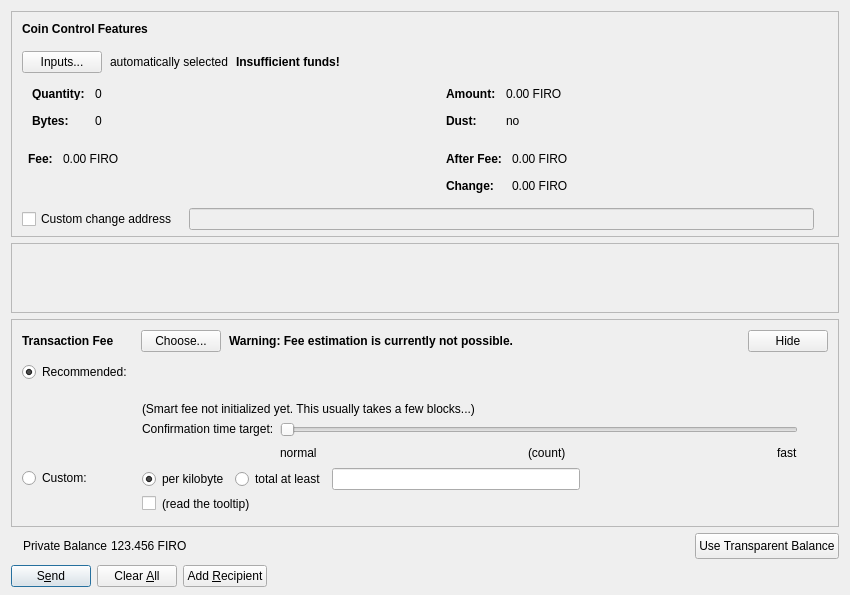
Old version of the form src/qt/forms/sendcoinsdialog.ui in the repository firoorg/firo.
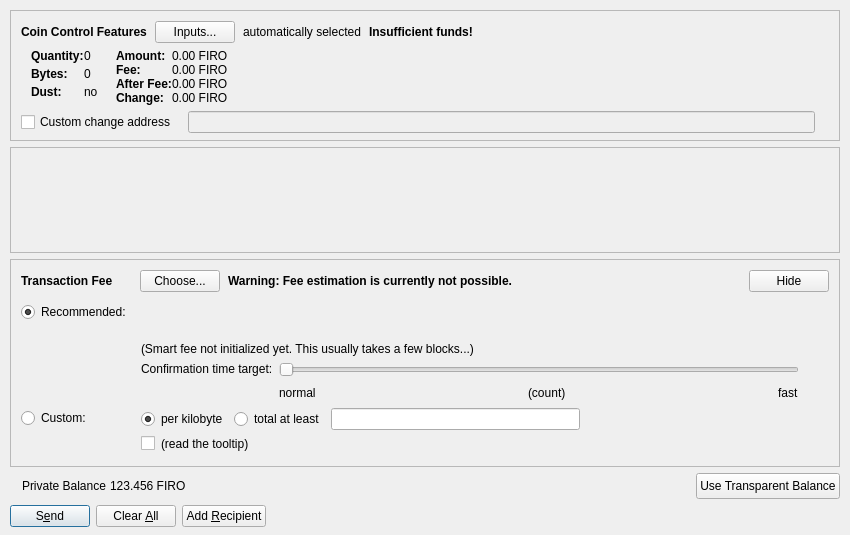
New version of the form. Custom widgets are drawn as their Qt base class.

Commit message: Qt: Fix themed address dropdown and reduce form scrolling (#1962)

Diff of the .ui file:
```diff
--- a/src/qt/forms/sendcoinsdialog.ui
+++ b/src/qt/forms/sendcoinsdialog.ui
@@ -14,6 +14,18 @@
    <string>Send Coins</string>
   </property>
   <layout class="QVBoxLayout" name="verticalLayout" stretch="0,1,0,0">
+   <property name="spacing">
+    <number>6</number>
+   </property>
+   <property name="leftMargin">
+    <number>10</number>
+   </property>
+   <property name="topMargin">
+    <number>10</number>
+   </property>
+   <property name="rightMargin">
+    <number>10</number>
+   </property>
    <property name="bottomMargin">
     <number>8</number>
    </property>
@@ -54,7 +66,7 @@
        <number>6</number>
       </property>
       <item>
-       <layout class="QVBoxLayout" name="verticalLayoutCoinControl" stretch="0,0,0,0,1">
+       <layout class="QVBoxLayout" name="verticalLayoutCoinControl" stretch="0,0,0,1">
         <property name="spacing">
          <number>0</number>
         </property>
@@ -65,9 +77,12 @@
          <number>10</number>
         </property>
         <item>
-         <layout class="QHBoxLayout" name="horizontalLayoutCoinControl1">
+         <layout class="QHBoxLayout" name="horizontalLayoutCoinControl2" stretch="0,0,0,0,1">
+          <property name="spacing">
+           <number>8</number>
+          </property>
           <property name="bottomMargin">
-           <number>15</number>
+           <number>6</number>
           </property>
           <item>
            <widget class="QLabel" name="labelCoinControlFeatures">
@@ -91,16 +106,6 @@
             </property>
            </widget>
           </item>
-         </layout>
-        </item>
-        <item>
-         <layout class="QHBoxLayout" name="horizontalLayoutCoinControl2" stretch="0,0,0,0">
-          <property name="spacing">
-           <number>8</number>
-          </property>
-          <property name="bottomMargin">
-           <number>10</number>
-          </property>
           <item>
            <widget class="QPushButton" name="pushButtonCoinControl">
             <property name="styleSheet">
@@ -186,32 +191,44 @@
             <number>0</number>
            </property>
            <item>
-            <layout class="QGridLayout" name="horizontalLayoutCoinControl3" columnstretch="1,1">
-             <property name="spacing">
-              <number>20</number>
+            <layout class="QFormLayout" name="horizontalLayoutCoinControl3">
+             <property name="fieldGrowthPolicy">
+              <enum>QFormLayout::AllNonFixedFieldsGrow</enum>
+             </property>
+             <property name="rowWrapPolicy">
+              <enum>QFormLayout::WrapLongRows</enum>
+             </property>
+             <property name="horizontalSpacing">
+              <number>0</number>
+             </property>
+             <property name="verticalSpacing">
+              <number>6</number>
              </property>
              <property name="topMargin">
               <number>0</number>
              </property>
              <property name="bottomMargin">
-              <number>10</number>
+              <number>6</number>
              </property>
              <item row="0" column="0">
               <layout class="QFormLayout" name="formLayoutCoinControl1">
+               <property name="rowWrapPolicy">
+                <enum>QFormLayout::WrapLongRows</enum>
+               </property>
                <property name="horizontalSpacing">
-                <number>10</number>
+                <number>0</number>
                </property>
                <property name="verticalSpacing">
-                <number>14</number>
+                <number>4</number>
                </property>
                <property name="leftMargin">
                 <number>10</number>
                </property>
                <property name="topMargin">
-                <number>4</number>
+                <number>0</number>
                </property>
                <property name="rightMargin">
-                <number>6</number>
+                <number>12</number>
                </property>
                <item row="0" column="0">
                 <widget class="QLabel" name="labelCoinControlQuantityText">
@@ -277,21 +294,53 @@
                  </property>
                 </widget>
                </item>
+               <item row="2" column="0">
+                <widget class="QLabel" name="labelCoinControlLowOutputText">
+                 <property name="font">
+                  <font>
+                   <weight>75</weight>
+                   <bold>true</bold>
+                  </font>
+                 </property>
+                 <property name="text">
+                  <string>Dust:</string>
+                 </property>
+                </widget>
+               </item>
+               <item row="2" column="1">
+                <widget class="QLabel" name="labelCoinControlLowOutput">
+                 <property name="cursor">
+                  <cursorShape>IBeamCursor</cursorShape>
+                 </property>
+                 <property name="contextMenuPolicy">
+                  <enum>Qt::ActionsContextMenu</enum>
+                 </property>
+                 <property name="text">
+                  <string notr="true">no</string>
+                 </property>
+                 <property name="textInteractionFlags">
+                  <set>Qt::LinksAccessibleByMouse|Qt::TextSelectableByKeyboard|Qt::TextSelectableByMouse</set>
+                 </property>
+                </widget>
+               </item>
               </layout>
              </item>
              <item row="0" column="1">
               <layout class="QFormLayout" name="formLayoutCoinControl2">
+               <property name="rowWrapPolicy">
+                <enum>QFormLayout::WrapLongRows</enum>
+               </property>
                <property name="horizontalSpacing">
-                <number>10</number>
+                <number>0</number>
                </property>
                <property name="verticalSpacing">
-                <number>14</number>
+                <number>0</number>
                </property>
                <property name="leftMargin">
                 <number>6</number>
                </property>
                <property name="topMargin">
-                <number>4</number>
+                <number>0</number>
                </property>
                <property name="rightMargin">
                 <number>6</number>
@@ -329,54 +378,6 @@
                 </widget>
                </item>
                <item row="1" column="0">
-                <widget class="QLabel" name="labelCoinControlLowOutputText">
-                 <property name="font">
-                  <font>
-                   <weight>75</weight>
-                   <bold>true</bold>
-                  </font>
-                 </property>
-                 <property name="text">
-                  <string>Dust:</string>
-                 </property>
-                </widget>
-               </item>
-               <item row="1" column="1">
-                <widget class="QLabel" name="labelCoinControlLowOutput">
-                 <property name="cursor">
-                  <cursorShape>IBeamCursor</cursorShape>
-                 </property>
-                 <property name="contextMenuPolicy">
-                  <enum>Qt::ActionsContextMenu</enum>
-                 </property>
-                 <property name="text">
-                  <string notr="true">no</string>
-                 </property>
-                 <property name="textInteractionFlags">
-                  <set>Qt::LinksAccessibleByMouse|Qt::TextSelectableByKeyboard|Qt::TextSelectableByMouse</set>
-                 </property>
-                </widget>
-               </item>
-              </layout>
-             </item>
-             <item row="1" column="0">
-              <layout class="QFormLayout" name="formLayoutCoinControl3">
-               <property name="horizontalSpacing">
-                <number>10</number>
-               </property>
-               <property name="verticalSpacing">
-                <number>14</number>
-               </property>
-               <property name="leftMargin">
-                <number>6</number>
-               </property>
-               <property name="topMargin">
-                <number>4</number>
-               </property>
-               <property name="rightMargin">
-                <number>6</number>
-               </property>
-               <item row="0" column="0">
                 <widget class="QLabel" name="labelCoinControlFeeText">
                  <property name="font">
                   <font>
@@ -392,7 +393,7 @@
                  </property>
                 </widget>
                </item>
-               <item row="0" column="1">
+               <item row="1" column="1">
                 <widget class="QLabel" name="labelCoinControlFee">
                  <property name="cursor">
                   <cursorShape>IBeamCursor</cursorShape>
@@ -408,26 +409,7 @@
                  </property>
                 </widget>
                </item>
-              </layout>
-             </item>
-             <item row="1" column="1">
-              <layout class="QFormLayout" name="formLayoutCoinControl4">
-               <property name="horizontalSpacing">
-                <number>10</number>
-               </property>
-               <property name="verticalSpacing">
-                <number>14</number>
-               </property>
-               <property name="leftMargin">
-                <number>6</number>
-               </property>
-               <property name="topMargin">
-                <number>4</number>
-               </property>
-               <property name="rightMargin">
-                <number>6</number>
-               </property>
-               <item row="0" column="0">
+               <item row="2" column="0">
                 <widget class="QLabel" name="labelCoinControlAfterFeeText">
                  <property name="font">
                   <font>
@@ -443,7 +425,7 @@
                  </property>
                 </widget>
                </item>
-               <item row="0" column="1">
+               <item row="2" column="1">
                 <widget class="QLabel" name="labelCoinControlAfterFee">
                  <property name="cursor">
                   <cursorShape>IBeamCursor</cursorShape>
@@ -459,7 +441,7 @@
                  </property>
                 </widget>
                </item>
-               <item row="1" column="0">
+               <item row="3" column="0">
                 <widget class="QLabel" name="labelCoinControlChangeText">
                  <property name="font">
                   <font>
@@ -472,7 +454,7 @@
                  </property>
                 </widget>
                </item>
-               <item row="1" column="1">
+               <item row="3" column="1">
                 <widget class="QLabel" name="labelCoinControlChange">
                  <property name="cursor">
                   <cursorShape>IBeamCursor</cursorShape>
@@ -504,7 +486,7 @@
            <enum>QLayout::SetDefaultConstraint</enum>
           </property>
           <property name="topMargin">
-           <number>5</number>
+           <number>0</number>
           </property>
           <property name="rightMargin">
            <number>5</number>
@@ -589,6 +571,9 @@
        </rect>
       </property>
       <layout class="QVBoxLayout" name="verticalLayout_2" stretch="0,1">
+       <property name="spacing">
+        <number>6</number>
+       </property>
        <property name="leftMargin">
         <number>0</number>
        </property>
@@ -616,7 +601,7 @@
          <property name="sizeHint" stdset="0">
           <size>
            <width>20</width>
-           <height>40</height>
+           <height>0</height>
           </size>
          </property>
         </spacer>
```
The commit also changes 7 other files.
